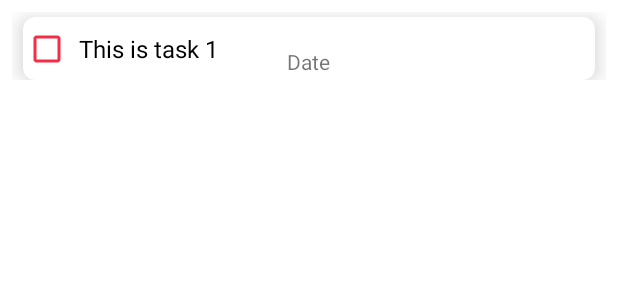
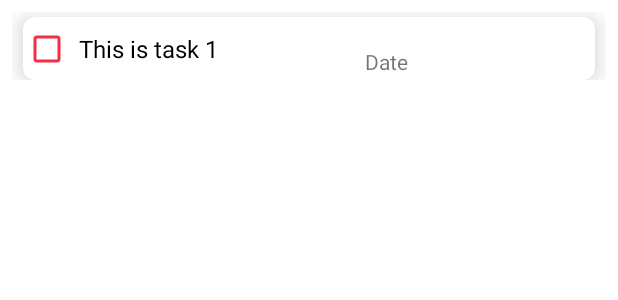
Before and after one commit to DhanushR24/Studify, an Android app: the layout single_task.xml on its own in the app's theme, with its tools: preview values and no code run, on a phone screen of 412 x 824 dp. Shown: the top 300 px of the screen. Run offline under Robolectric (Android 15) with nearby library versions, the phone set to English and light mode, and no system bars; Roboto replaces fonts that are not available here.

Commit message:
fixed date design issue in remainders :lipstick:

```diff
--- a/app/src/main/res/layout/single_task.xml
+++ b/app/src/main/res/layout/single_task.xml
@@ -38,7 +38,7 @@
                 android:id="@+id/due_date"
                 android:layout_width="wrap_content"
                 android:layout_height="wrap_content"
-                android:layout_marginStart="176dp"
+                android:layout_marginStart="228dp"
                 android:layout_marginTop="20dp"
                 android:text="Date"
                 android:textSize="14sp"
```
